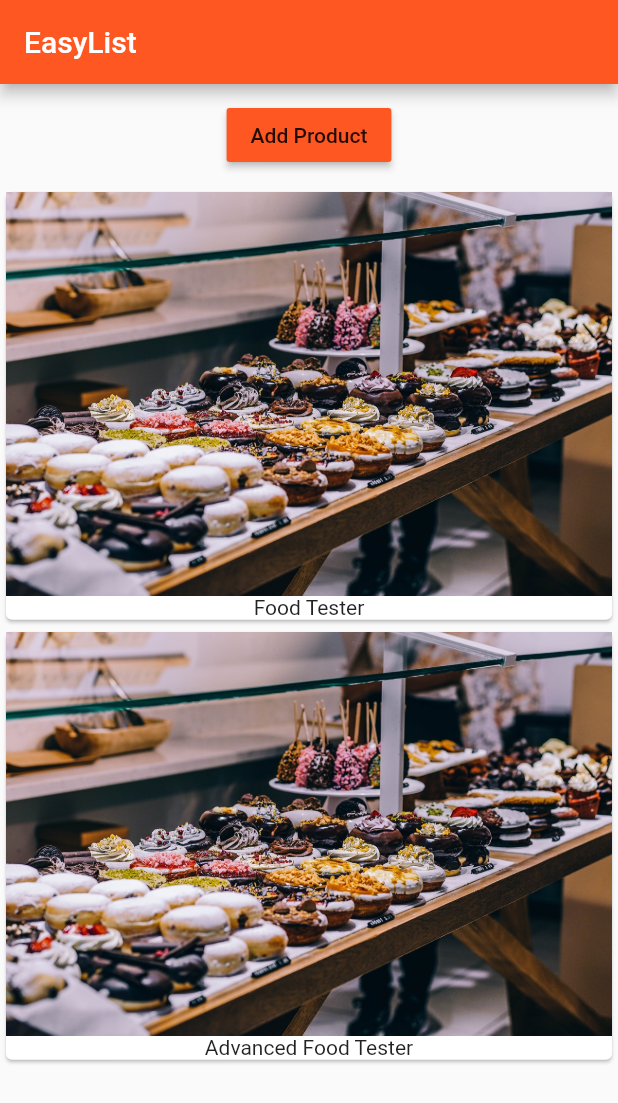
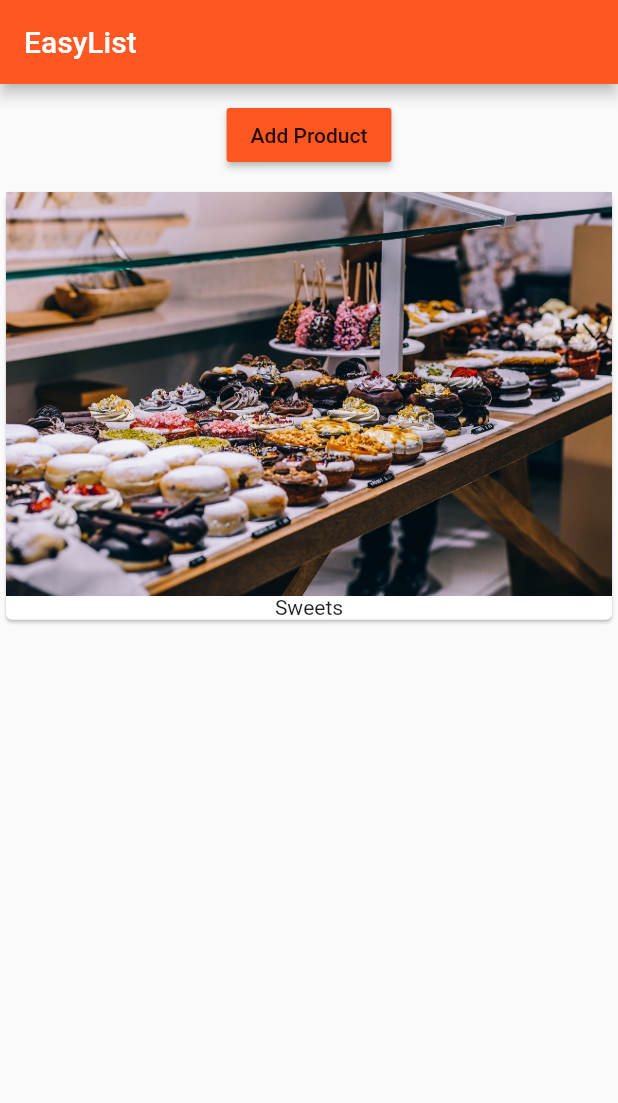
Before and after one commit to HarshadRanganathan/flutter_easy_list_app, a Flutter app: the screen it shows after launch, after a tap on "Add Product", on a phone screen of 412 x 824 dp. Shown: the top 1103 px of the screen. Run offline on Flutter 3.47's test engine with Material 2 defaults, Android fonts, the phone set to English and light mode, and no system bars.

```diff
--- a/lib/main.dart
+++ b/lib/main.dart
@@ -1,7 +1,9 @@
 import 'package:flutter/material.dart';
 import './product_manager.dart';
 
-void main(List<String> args) => runApp(MyApp());
+void main(List<String> args) {
+  runApp(MyApp());
+}
 
 class MyApp extends StatelessWidget {
   @override
@@ -15,7 +17,7 @@ class MyApp extends StatelessWidget {
           appBar: AppBar(
             title: Text('EasyList'),
           ),
-          body: ProductManager('Food Tester')),
+          body: ProductManager()),
     );
   }
 }
--- /dev/null
+++ b/lib/product_control.dart
@@ -0,0 +1,18 @@
+import 'package:flutter/material.dart';
+
+class ProductControl extends StatelessWidget {
+  final Function addProduct;
+
+  ProductControl(this.addProduct);
+
+  @override
+  Widget build(BuildContext context) {
+    return RaisedButton(
+      color: Theme.of(context).primaryColor,
+      onPressed: () {
+        addProduct('Sweets');
+      },
+      child: Text('Add Product'),
+    );
+  }
+}
--- a/lib/product_manager.dart
+++ b/lib/product_manager.dart
@@ -1,10 +1,11 @@
 import 'package:flutter/material.dart';
 import './products.dart';
+import './product_control.dart';
 
 class ProductManager extends StatefulWidget {
   final String startingProduct;
 
-  ProductManager(this.startingProduct);
+  ProductManager([this.startingProduct]);
 
   @override
   State<StatefulWidget> createState() {
@@ -18,7 +19,13 @@ class _ProductManagerState extends State<ProductManager> {
   @override
   void initState() {
     super.initState();
-    _products.add(widget.startingProduct);
+    if(widget.startingProduct != null) _products.add(widget.startingProduct);
+  }
+
+  void _addProduct(String product) {
+    setState(() {
+      _products.add(product);
+    });
   }
 
   @override
@@ -27,17 +34,11 @@ class _ProductManagerState extends State<ProductManager> {
       children: <Widget>[
         Container(
           margin: EdgeInsets.all(10.0),
-          child: RaisedButton(
-            color: Theme.of(context).primaryColor,
-            onPressed: () {
-              setState(() {
-                _products.add('Advanced Food Tester');
-              });
-            },
-            child: Text('Add Product'),
-          ),
+          child: ProductControl(_addProduct),
         ),
-        Products(_products)
+        Expanded(
+          child: Products(_products),
+        )
       ],
     );
   }
--- a/lib/products.dart
+++ b/lib/products.dart
@@ -5,18 +5,23 @@ class Products extends StatelessWidget {
 
   Products(this.products);
 
+  Widget _buildProductItem(BuildContext context, int index) {
+    return Card(
+      child: Column(
+        children: <Widget>[Image.asset('assets/food.jpg'), Text(products[index])],
+      ),
+    );
+  }
+
+  Widget _buildProductList() {
+    return products.length > 0 ? ListView.builder(
+      itemBuilder: _buildProductItem,
+      itemCount: products.length,
+    ) : Center(child: Text('No products found, please add some'),);
+  }
+
   @override
   Widget build(BuildContext context) {
-    return Column(
-        children: products
-            .map((element) => Card(
-                  child: Column(
-                    children: <Widget>[
-                      Image.asset('assets/food.jpg'),
-                      Text(element)
-                    ],
-                  ),
-                ))
-            .toList());
+    return _buildProductList();
   }
 }
```
